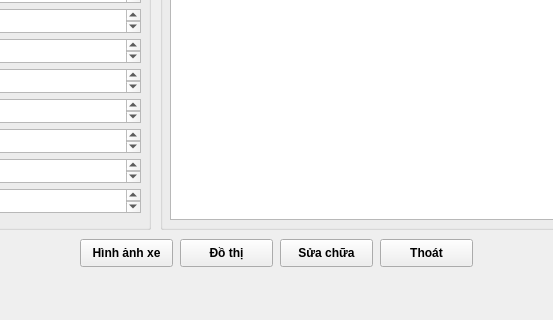
Vuchauduytung/LuanVan, file GUI/GUIdisplay.ui: the form before one commit; both pictures show x 250 to 803 and y 350 to 670 of the 987 by 670 pixel window.
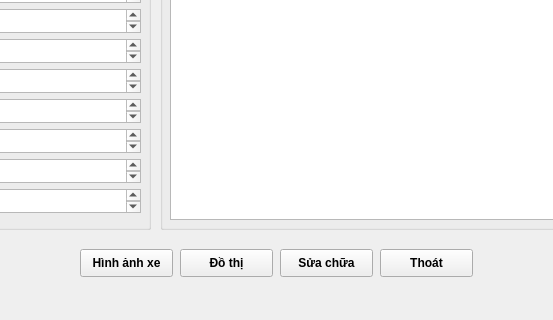
The form after the commit.

```diff
--- a/GUI/GUIdisplay.ui
+++ b/GUI/GUIdisplay.ui
@@ -512,7 +512,7 @@
     <property name="geometry">
      <rect>
       <x>430</x>
-      <y>570</y>
+      <y>580</y>
       <width>93</width>
       <height>28</height>
      </rect>
@@ -531,7 +531,7 @@
     <property name="geometry">
      <rect>
       <x>530</x>
-      <y>570</y>
+      <y>580</y>
       <width>93</width>
       <height>28</height>
      </rect>
@@ -550,7 +550,7 @@
     <property name="geometry">
      <rect>
       <x>330</x>
-      <y>570</y>
+      <y>580</y>
       <width>93</width>
       <height>28</height>
      </rect>
@@ -569,7 +569,7 @@
     <property name="geometry">
      <rect>
       <x>630</x>
-      <y>570</y>
+      <y>580</y>
       <width>93</width>
       <height>28</height>
      </rect>
```
